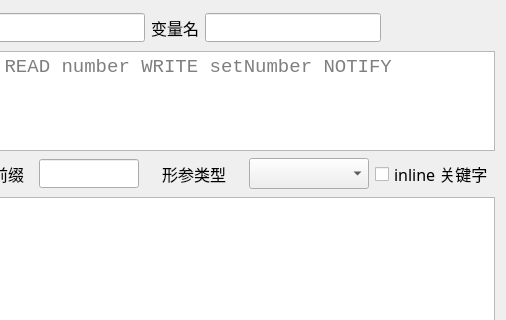
Above: src/propertygenerator.ui from handy-sun/qitools before the change; both pictures show x 262 to 768 and y 0 to 320 of the 768 by 600 pixel window. Below: the same form after it.
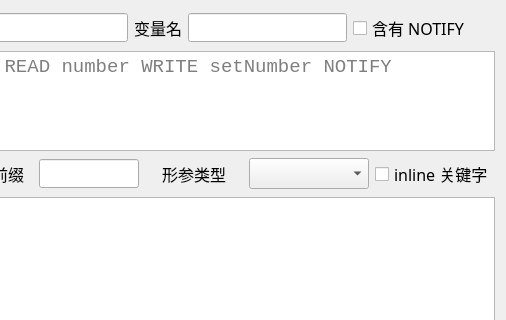
That is the form after the change.

Patch:
```diff
--- a/src/propertygenerator.ui
+++ b/src/propertygenerator.ui
@@ -94,6 +94,19 @@
         </property>
        </widget>
       </item>
+      <item>
+       <widget class="QCheckBox" name="checkBoxNotify">
+        <property name="font">
+         <font>
+          <family>微软雅黑</family>
+          <pointsize>12</pointsize>
+         </font>
+        </property>
+        <property name="text">
+         <string>含有 NOTIFY</string>
+        </property>
+       </widget>
+      </item>
       <item>
        <spacer name="horizontalSpacer_2">
         <property name="orientation">
```
Left out of the diff: 2 changed lines with no effect on the pictures.
